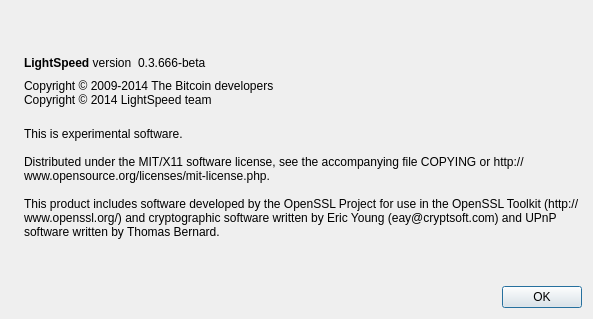
First picture: the form in src/qt/forms/aboutdialog.ui, repository lightspeedcrypto/lightspeed, before the edit.
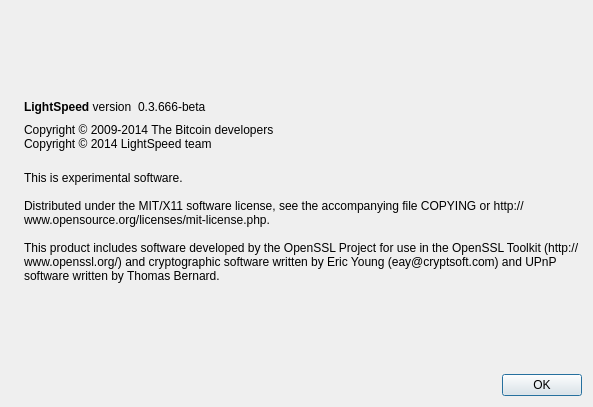
Second picture: the form after the edit. Icons and pictures are not drawn.

```diff
--- a/src/qt/forms/aboutdialog.ui
+++ b/src/qt/forms/aboutdialog.ui
@@ -7,7 +7,7 @@
     <x>0</x>
     <y>0</y>
     <width>593</width>
-    <height>319</height>
+    <height>407</height>
    </rect>
   </property>
   <property name="windowTitle">
```
